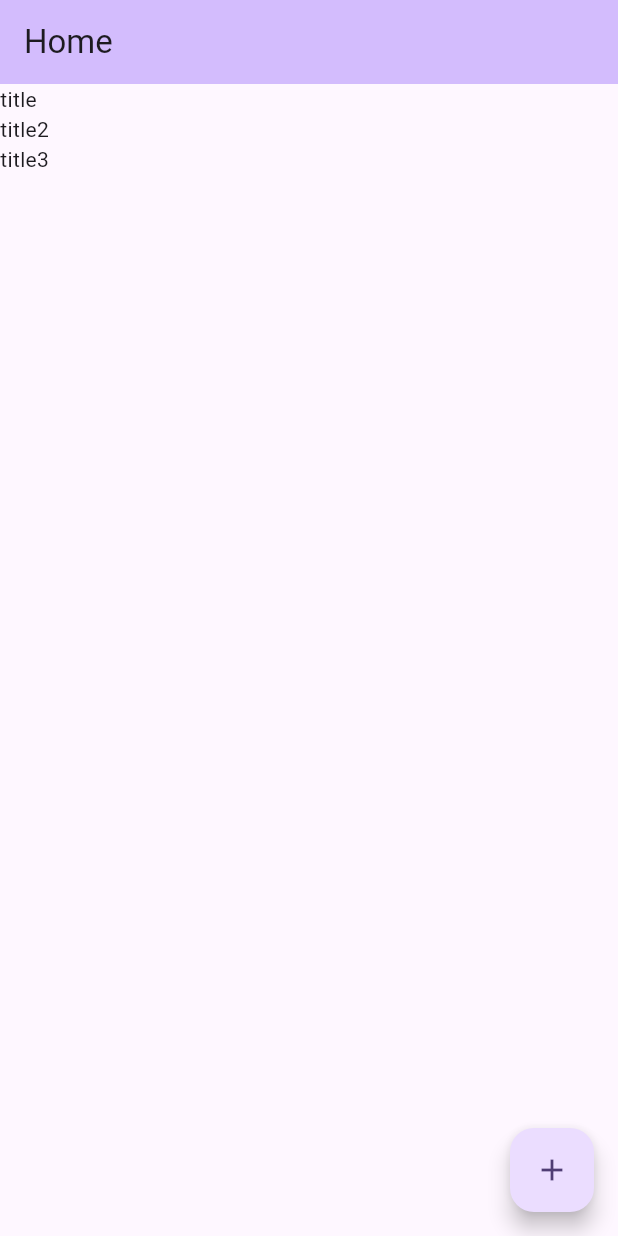
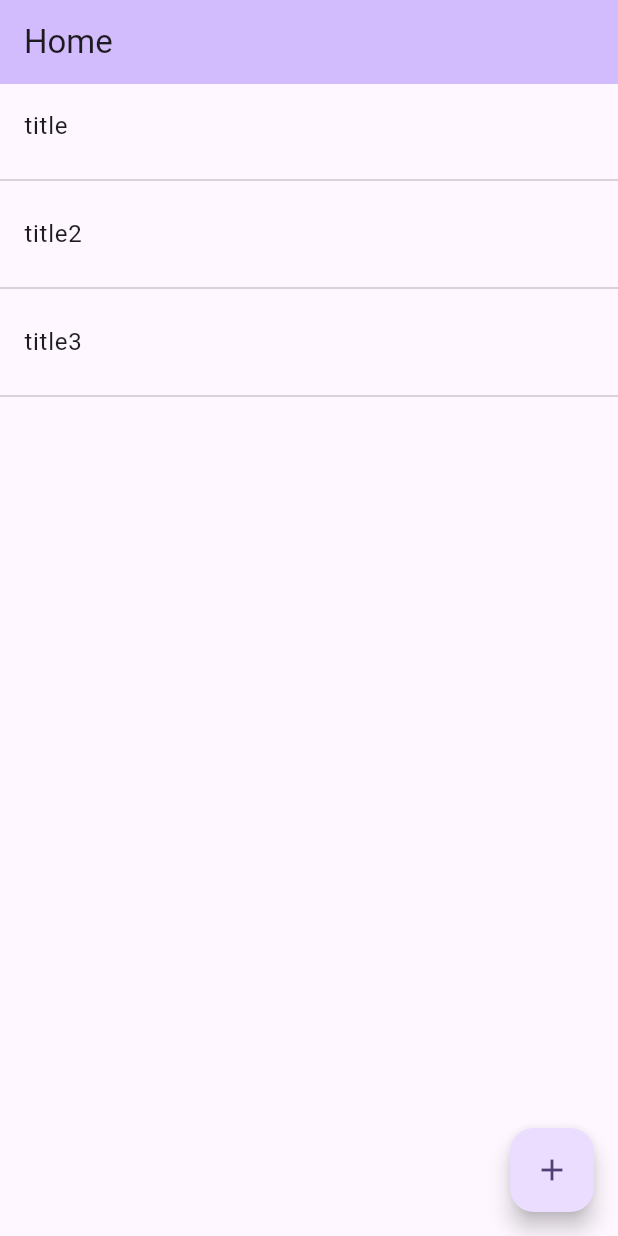
Before and after one commit to rai03k/memoList, a Flutter app: the screen it shows after launch, on a phone screen of 412 x 824 dp. Run offline on Flutter 3.47's test engine with Material 2 defaults, Android fonts, the phone set to English and light mode, and no system bars.

Commit message:
ListViewのitemをListTitleに変更

```diff
--- a/lib/main.dart
+++ b/lib/main.dart
@@ -61,6 +61,17 @@ class _MyHomePageState extends State<MyHomePage> {
         });
   }
 
+  Widget _listTile(String title) {
+    return Column(
+      children: <Widget>[
+        ListTile(
+          title: Text(title),
+        ),
+        const Divider(),
+      ],
+    );
+  }
+
   @override
   Widget build(BuildContext context) {
     return Scaffold(
@@ -71,7 +82,7 @@ class _MyHomePageState extends State<MyHomePage> {
       body: ListView.builder(
           itemCount: _memoList.length,
           itemBuilder: (context, index) {
-            return Text(_memoList[index]);
+            return _listTile(_memoList[index]);
           }),
       floatingActionButton: FloatingActionButton(
         onPressed: () {
```
